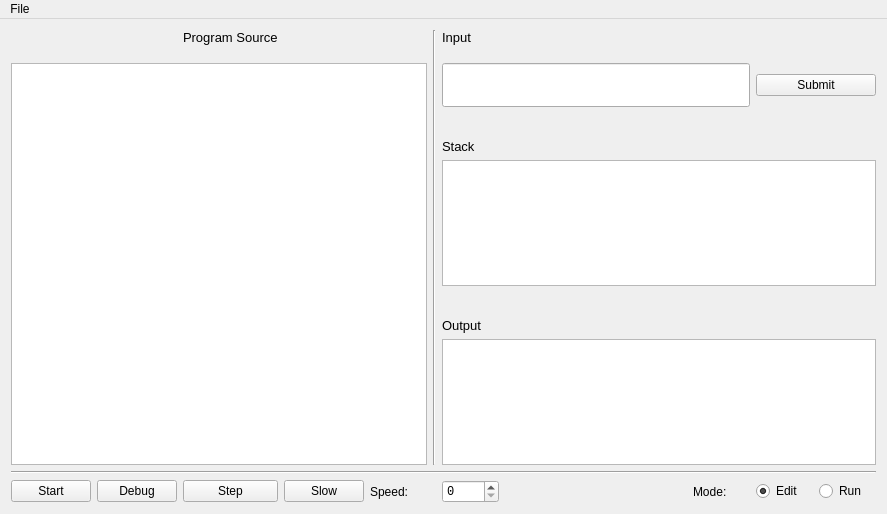
kagof/BefungeInterpreter, file BefungeInterpreter/mainwindow.ui: the form before one commit.
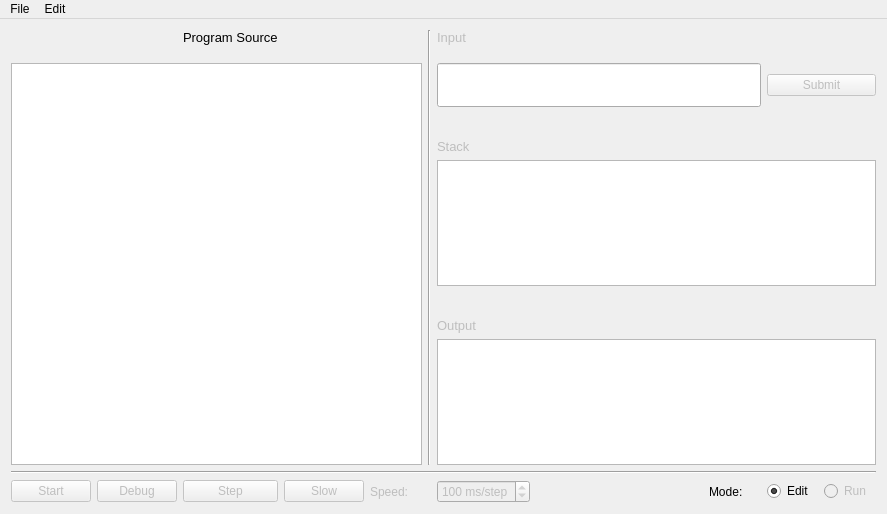
The form after the commit.

Diff of the .ui file:
```diff
--- a/BefungeInterpreter/mainwindow.ui
+++ b/BefungeInterpreter/mainwindow.ui
@@ -36,6 +36,9 @@
     </item>
     <item row="11" column="12">
      <widget class="QRadioButton" name="runRadioButton">
+      <property name="enabled">
+       <bool>false</bool>
+      </property>
       <property name="font">
        <font>
         <family>MS Sans Serif</family>
@@ -49,6 +52,9 @@
     </item>
     <item row="8" column="6" colspan="3">
      <widget class="QLabel" name="outputLabel">
+      <property name="enabled">
+       <bool>false</bool>
+      </property>
       <property name="font">
        <font>
         <family>MS Sans Serif</family>
@@ -89,17 +95,11 @@
       </property>
      </widget>
     </item>
-    <item row="11" column="6">
-     <widget class="QSpinBox" name="speedBox">
-      <property name="font">
-       <font>
-        <family>Courier New</family>
-       </font>
-      </property>
-     </widget>
-    </item>
     <item row="3" column="11" colspan="2">
      <widget class="QPushButton" name="inputSubmitButton">
+      <property name="enabled">
+       <bool>false</bool>
+      </property>
       <property name="text">
        <string>Submit</string>
       </property>
@@ -107,6 +107,9 @@
     </item>
     <item row="5" column="6" colspan="3">
      <widget class="QLabel" name="stackLabel">
+      <property name="enabled">
+       <bool>false</bool>
+      </property>
       <property name="font">
        <font>
         <family>MS Sans Serif</family>
@@ -134,6 +137,9 @@
     </item>
     <item row="9" column="6" colspan="7">
      <widget class="QTextBrowser" name="outputBox">
+      <property name="enabled">
+       <bool>true</bool>
+      </property>
       <property name="font">
        <font>
         <family>Courier New</family>
@@ -143,6 +149,9 @@
     </item>
     <item row="11" column="4">
      <widget class="QLabel" name="speedLabel">
+      <property name="enabled">
+       <bool>false</bool>
+      </property>
       <property name="font">
        <font>
         <family>MS Sans Serif</family>
@@ -156,6 +165,9 @@
     </item>
     <item row="11" column="0">
      <widget class="QPushButton" name="startButton">
+      <property name="enabled">
+       <bool>false</bool>
+      </property>
       <property name="text">
        <string>Start</string>
       </property>
@@ -163,6 +175,9 @@
     </item>
     <item row="11" column="3">
      <widget class="QPushButton" name="slowButton">
+      <property name="enabled">
+       <bool>false</bool>
+      </property>
       <property name="text">
        <string>Slow</string>
       </property>
@@ -170,6 +185,9 @@
     </item>
     <item row="11" column="1">
      <widget class="QPushButton" name="debugButton">
+      <property name="enabled">
+       <bool>false</bool>
+      </property>
       <property name="text">
        <string>Debug</string>
       </property>
@@ -177,6 +195,9 @@
     </item>
     <item row="11" column="2">
      <widget class="QPushButton" name="stepButton">
+      <property name="enabled">
+       <bool>false</bool>
+      </property>
       <property name="text">
        <string>Step</string>
       </property>
@@ -191,6 +212,9 @@
     </item>
     <item row="6" column="6" colspan="7">
      <widget class="QTextBrowser" name="stackBox">
+      <property name="enabled">
+       <bool>true</bool>
+      </property>
       <property name="font">
        <font>
         <family>Courier New</family>
@@ -216,6 +240,9 @@
     </item>
     <item row="3" column="6" colspan="5">
      <widget class="QLineEdit" name="inputBox">
+      <property name="enabled">
+       <bool>true</bool>
+      </property>
       <property name="minimumSize">
        <size>
         <width>0</width>
@@ -247,6 +274,9 @@
     </item>
     <item row="0" column="6" colspan="3">
      <widget class="QLabel" name="inputLabel">
+      <property name="enabled">
+       <bool>false</bool>
+      </property>
       <property name="font">
        <font>
         <family>MS Sans Serif</family>
@@ -265,6 +295,9 @@
         <family>Courier New</family>
        </font>
       </property>
+      <property name="frameShadow">
+       <enum>QFrame::Raised</enum>
+      </property>
       <property name="lineWrapMode">
        <enum>QPlainTextEdit::NoWrap</enum>
       </property>
@@ -272,11 +305,44 @@
     </item>
     <item row="0" column="5" rowspan="10">
      <widget class="Line" name="vLine">
+      <property name="frameShadow">
+       <enum>QFrame::Sunken</enum>
+      </property>
+      <property name="lineWidth">
+       <number>1</number>
+      </property>
+      <property name="midLineWidth">
+       <number>0</number>
+      </property>
       <property name="orientation">
        <enum>Qt::Vertical</enum>
       </property>
      </widget>
     </item>
+    <item row="11" column="6">
+     <widget class="QSpinBox" name="speedBox">
+      <property name="enabled">
+       <bool>false</bool>
+      </property>
+      <property name="font">
+       <font>
+        <family>MS Sans Serif</family>
+       </font>
+      </property>
+      <property name="suffix">
+       <string> ms/step</string>
+      </property>
+      <property name="minimum">
+       <number>1</number>
+      </property>
+      <property name="maximum">
+       <number>500</number>
+      </property>
+      <property name="value">
+       <number>100</number>
+      </property>
+     </widget>
+    </item>
    </layout>
   </widget>
   <widget class="QMenuBar" name="menuBar">
@@ -288,13 +354,25 @@
      <height>21</height>
     </rect>
    </property>
-   <widget class="QMenu" name="fileMenu">
+   <widget class="QMenu" name="menuFile">
     <property name="title">
      <string>File</string>
     </property>
     <addaction name="actionLoad_File"/>
    </widget>
-   <addaction name="fileMenu"/>
+   <widget class="QMenu" name="menuEdit">
+    <property name="title">
+     <string>Edit</string>
+    </property>
+    <addaction name="actionCopy"/>
+    <addaction name="actionCut"/>
+    <addaction name="actionPaste"/>
+    <addaction name="separator"/>
+    <addaction name="actionUndo"/>
+    <addaction name="actionRedo"/>
+   </widget>
+   <addaction name="menuFile"/>
+   <addaction name="menuEdit"/>
   </widget>
   <action name="actionLoad_File">
    <property name="text">
```
Left out of the diff: 63 changed lines with no effect on the pictures.
